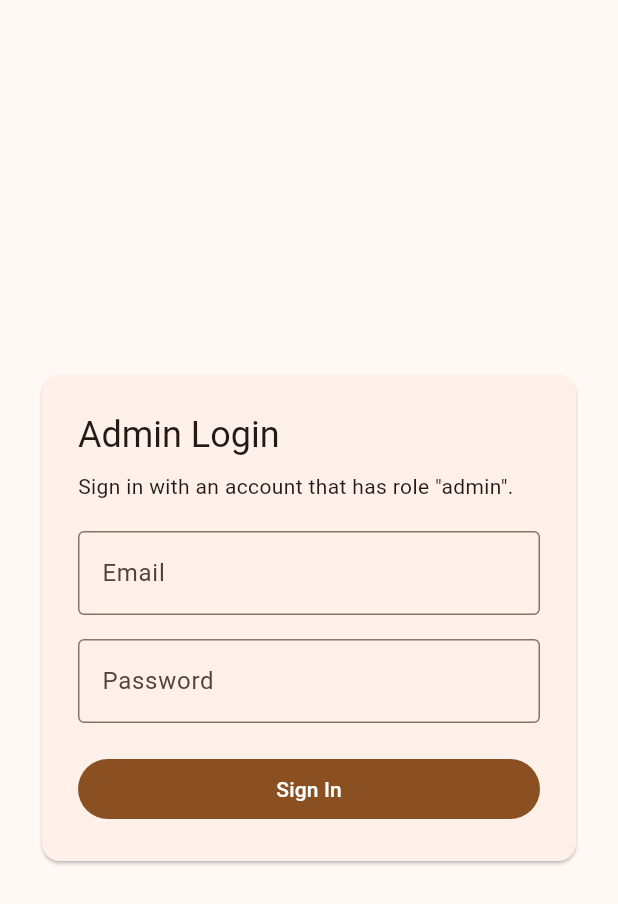
After one commit to prathameshmohite322-sketch/veda-dairy-system, a Flutter app: the screen it shows after launch, after a tap on "Sign In", on a phone screen of 412 x 824 dp. The commit adds this screen. Shown: the top 904 px of the screen. Run offline on Flutter 3.47's test engine with Material 3 defaults, Android fonts, the phone set to English and light mode, and no system bars; our stand-ins replace cloud_firestore, connectivity_plus, firebase_auth, firebase_core, hive_flutter, pdf and 1 more; missing offline and left inert: razorpay_flutter; accounts and stored records are empty.

Commit message:
Add direct admin login flow

```diff
--- a/veda_admin/lib/main.dart
+++ b/veda_admin/lib/main.dart
@@ -10,6 +10,7 @@ import 'services/admin_auth_service.dart';
 import 'services/admin_service.dart';
 import 'users/users_placeholder.dart';
 import 'widgets/access_denied_screen.dart';
+import 'widgets/admin_login_screen.dart';
 import 'widgets/admin_login_required_screen.dart';
 
 Future<void> main() async {
@@ -37,15 +38,24 @@ class VedaAdminApp extends StatelessWidget {
   }
 }
 
-class AdminHomeScreen extends StatelessWidget {
+class AdminHomeScreen extends StatefulWidget {
   const AdminHomeScreen({super.key});
 
   @override
+  State<AdminHomeScreen> createState() => _AdminHomeScreenState();
+}
+
+class _AdminHomeScreenState extends State<AdminHomeScreen> {
+  final AdminService _adminService = AdminService();
+  final AdminAuthService _adminAuthService = AdminAuthService();
+  AdminSessionUser? _sessionUser;
+
+  @override
   Widget build(BuildContext context) {
-    final AdminService adminService = AdminService();
-    final AdminAuthService adminAuthService = AdminAuthService();
     return FutureBuilder<AdminSessionUser?>(
-      future: adminAuthService.currentAdminUser(),
+      future: _sessionUser == null
+          ? _adminAuthService.currentAdminUser()
+          : Future.value(_sessionUser),
       builder:
           (BuildContext context, AsyncSnapshot<AdminSessionUser?> snapshot) {
         if (!snapshot.hasData) {
@@ -54,14 +64,16 @@ class AdminHomeScreen extends StatelessWidget {
               body: Center(child: CircularProgressIndicator()),
             );
           }
-          return const AdminLoginRequiredScreen();
+          return AdminLoginRequiredScreen(
+            onSignIn: _openLogin,
+          );
         }
 
         final AdminSessionUser user = snapshot.data!;
         if (user.role != 'admin') {
           return AccessDeniedScreen(
             role: user.role,
-            onSignOut: adminAuthService.signOut,
+            onSignOut: _handleSignOut,
           );
         }
 
@@ -70,6 +82,13 @@ class AdminHomeScreen extends StatelessWidget {
           child: Scaffold(
             appBar: AppBar(
               title: Text('Veda Admin | ${user.name}'),
+              actions: <Widget>[
+                IconButton(
+                  onPressed: _handleSignOut,
+                  icon: const Icon(Icons.logout),
+                  tooltip: 'Sign Out',
+                ),
+              ],
               bottom: const TabBar(
                 isScrollable: true,
                 tabs: <Tab>[
@@ -82,10 +101,10 @@ class AdminHomeScreen extends StatelessWidget {
             ),
             body: TabBarView(
               children: <Widget>[
-                AdminDashboardScreen(adminService: adminService),
-                UsersScreen(adminService: adminService),
-                PaymentsScreen(adminService: adminService),
-                ReportsScreen(adminService: adminService),
+                AdminDashboardScreen(adminService: _adminService),
+                UsersScreen(adminService: _adminService),
+                PaymentsScreen(adminService: _adminService),
+                ReportsScreen(adminService: _adminService),
               ],
             ),
           ),
@@ -93,4 +112,34 @@ class AdminHomeScreen extends StatelessWidget {
       },
     );
   }
+
+  Future<void> _openLogin() async {
+    await Navigator.of(context).push(
+      MaterialPageRoute<void>(
+        builder: (_) => AdminLoginScreen(
+          adminAuthService: _adminAuthService,
+          onLogin: (AdminSessionUser user) {
+            setState(() {
+              _sessionUser = user;
+            });
+            Navigator.of(context).pop();
+          },
+        ),
+      ),
+    );
+    if (!mounted) {
+      return;
+    }
+    setState(() {});
+  }
+
+  Future<void> _handleSignOut() async {
+    await _adminAuthService.signOut();
+    if (!mounted) {
+      return;
+    }
+    setState(() {
+      _sessionUser = null;
+    });
+  }
 }
--- a/veda_admin/lib/services/admin_auth_service.dart
+++ b/veda_admin/lib/services/admin_auth_service.dart
@@ -12,6 +12,25 @@ class AdminAuthService {
 
   final FirebaseAuth _auth;
   final FirebaseFirestore _firestore;
+
+  Future<AdminSessionUser?> signIn({
+    required String email,
+    required String password,
+  }) async {
+    if (email.isEmpty || password.isEmpty) {
+      return null;
+    }
+
+    final UserCredential credential = await _auth.signInWithEmailAndPassword(
+      email: email,
+      password: password,
+    );
+    final User? user = credential.user;
+    if (user == null) {
+      return null;
+    }
+    return currentAdminUser();
+  }
 
   Future<AdminSessionUser?> currentAdminUser() async {
     final User? user = _auth.currentUser;
--- a/veda_admin/lib/widgets/admin_login_required_screen.dart
+++ b/veda_admin/lib/widgets/admin_login_required_screen.dart
@@ -1,7 +1,12 @@
 import 'package:flutter/material.dart';
 
 class AdminLoginRequiredScreen extends StatelessWidget {
-  const AdminLoginRequiredScreen({super.key});
+  const AdminLoginRequiredScreen({
+    super.key,
+    required this.onSignIn,
+  });
+
+  final VoidCallback onSignIn;
 
   @override
   Widget build(BuildContext context) {
@@ -23,6 +28,11 @@ class AdminLoginRequiredScreen extends StatelessWidget {
                 'Sign in from the main app with an admin account first, then reopen the admin panel.',
                 textAlign: TextAlign.center,
               ),
+              const SizedBox(height: 20),
+              FilledButton(
+                onPressed: onSignIn,
+                child: const Text('Sign In'),
+              ),
             ],
           ),
         ),
--- /dev/null
+++ b/veda_admin/lib/widgets/admin_login_screen.dart
@@ -0,0 +1,155 @@
+import 'package:flutter/material.dart';
+
+import '../models/admin_session_user.dart';
+import '../services/admin_auth_service.dart';
+
+class AdminLoginScreen extends StatefulWidget {
+  const AdminLoginScreen({
+    super.key,
+    required this.adminAuthService,
+    required this.onLogin,
+  });
+
+  final AdminAuthService adminAuthService;
+  final ValueChanged<AdminSessionUser> onLogin;
+
+  @override
+  State<AdminLoginScreen> createState() => _AdminLoginScreenState();
+}
+
+class _AdminLoginScreenState extends State<AdminLoginScreen> {
+  final GlobalKey<FormState> _formKey = GlobalKey<FormState>();
+  final TextEditingController _emailController = TextEditingController();
+  final TextEditingController _passwordController = TextEditingController();
+  bool _submitting = false;
+  String? _errorMessage;
+
+  @override
+  void dispose() {
+    _emailController.dispose();
+    _passwordController.dispose();
+    super.dispose();
+  }
+
+  @override
+  Widget build(BuildContext context) {
+    return Scaffold(
+      body: Center(
+        child: SingleChildScrollView(
+          padding: const EdgeInsets.all(24),
+          child: ConstrainedBox(
+            constraints: const BoxConstraints(maxWidth: 420),
+            child: Card(
+              child: Padding(
+                padding: const EdgeInsets.all(24),
+                child: Form(
+                  key: _formKey,
+                  child: Column(
+                    mainAxisSize: MainAxisSize.min,
+                    crossAxisAlignment: CrossAxisAlignment.start,
+                    children: <Widget>[
+                      Text(
+                        'Admin Login',
+                        style: Theme.of(context).textTheme.headlineSmall,
+                      ),
+                      const SizedBox(height: 8),
+                      const Text(
+                        'Sign in with an account that has role "admin".',
+                      ),
+                      const SizedBox(height: 20),
+                      TextFormField(
+                        controller: _emailController,
+                        decoration: const InputDecoration(
+                          labelText: 'Email',
+                          border: OutlineInputBorder(),
+                        ),
+                        validator: (String? value) {
+                          if (value == null || value.trim().isEmpty) {
+                            return 'Email is required';
+                          }
+                          return null;
+                        },
+                      ),
+                      const SizedBox(height: 16),
+                      TextFormField(
+                        controller: _passwordController,
+                        obscureText: true,
+                        decoration: const InputDecoration(
+                          labelText: 'Password',
+                          border: OutlineInputBorder(),
+                        ),
+                        validator: (String? value) {
+                          if (value == null || value.trim().isEmpty) {
+                            return 'Password is required';
+                          }
+                          return null;
+                        },
+                      ),
+                      if (_errorMessage != null) ...<Widget>[
+                        const SizedBox(height: 16),
+                        Text(
+                          _errorMessage!,
+                          style: const TextStyle(color: Colors.red),
+                        ),
+                      ],
+                      const SizedBox(height: 20),
+                      SizedBox(
+                        width: double.infinity,
+                        child: FilledButton(
+                          onPressed: _submitting ? null : _submit,
+                          child:
+                              Text(_submitting ? 'Signing in...' : 'Sign In'),
+                        ),
+                      ),
+                    ],
+                  ),
+                ),
+              ),
+            ),
+          ),
+        ),
+      ),
+    );
+  }
+
+  Future<void> _submit() async {
+    if (!_formKey.currentState!.validate()) {
+      return;
+    }
+
+    setState(() {
+      _submitting = true;
+      _errorMessage = null;
+    });
+
+    final AdminSessionUser? user = await widget.adminAuthService.signIn(
+      email: _emailController.text.trim(),
+      password: _passwordController.text.trim(),
+    );
+
+    if (!mounted) {
+      return;
+    }
+
+    if (user == null) {
+      setState(() {
+        _submitting = false;
+        _errorMessage = 'Login failed';
+      });
+      return;
+    }
+
+    if (user.role != 'admin') {
+      setState(() {
+        _submitting = false;
+        _errorMessage = 'This account is not an admin account.';
+      });
+      return;
+    }
+
+    setState(() {
+      _submitting = false;
+    });
+    widget.onLogin(user);
+  }
+}
```
